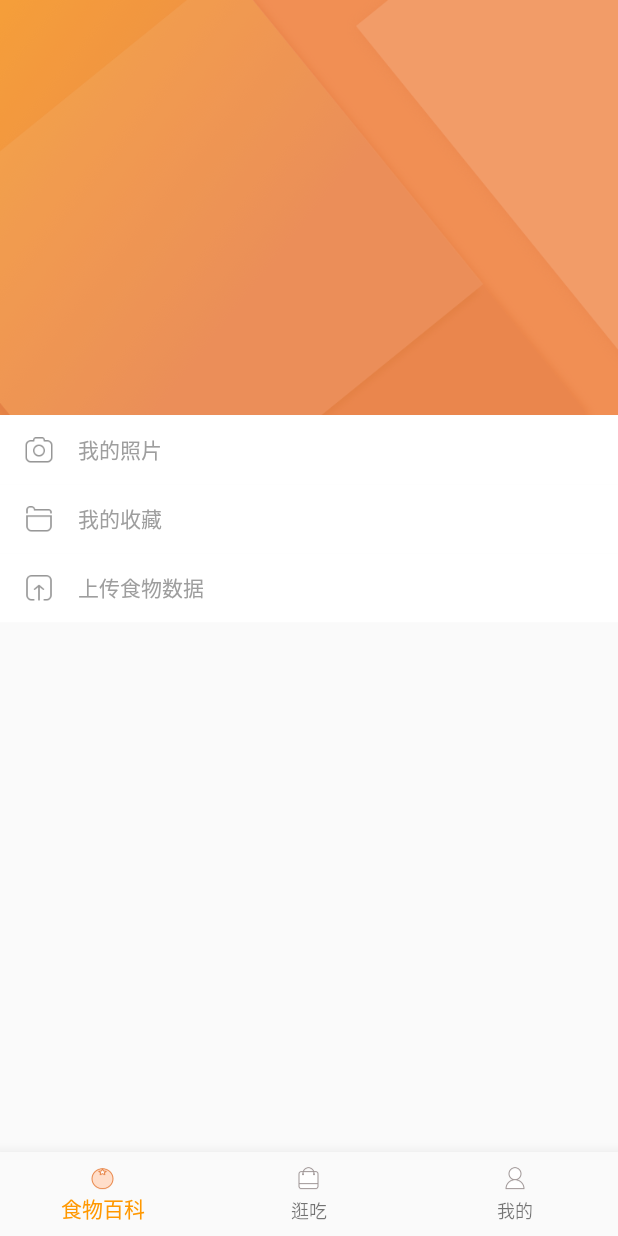
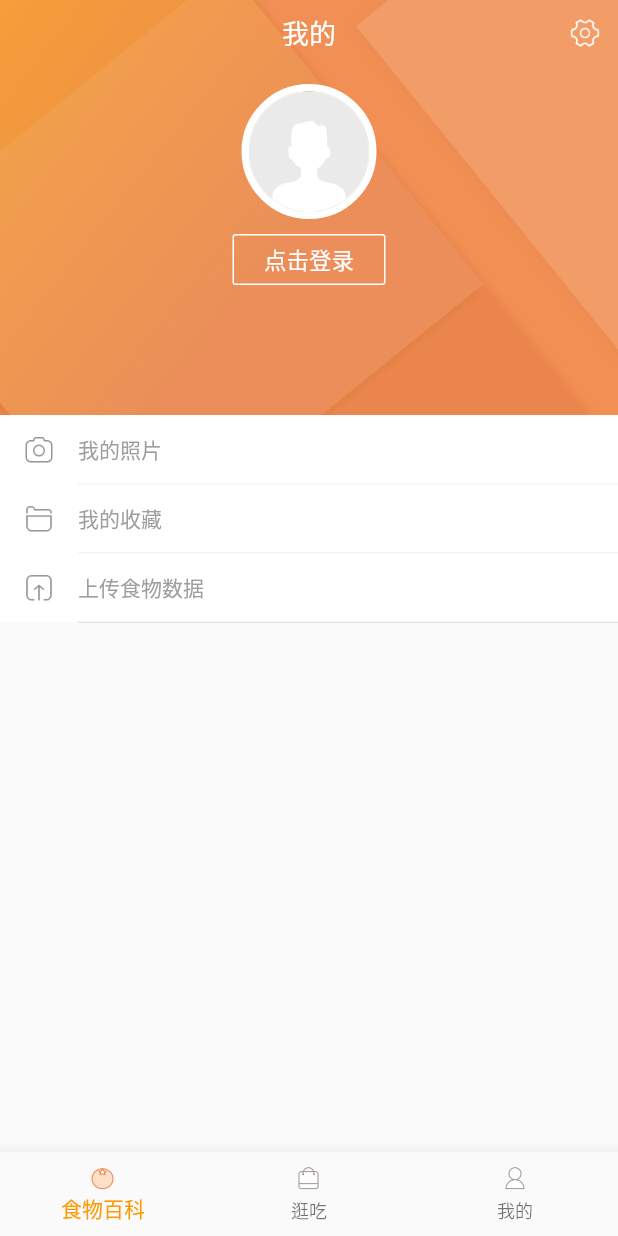
Before and after one commit to ljunb/flutter_ishiwupai, a Flutter app: the screen it shows after launch, swiped to page 3, on a phone screen of 412 x 824 dp. Run offline on Flutter 3.47's test engine with Material 2 defaults, Android fonts, the phone set to English and light mode, and no system bars; network calls fail.

Commit message:
[update] 我的页面初版done

```diff
--- a/lib/pages/me.dart
+++ b/lib/pages/me.dart
@@ -1,5 +1,7 @@
 import 'package:flutter/material.dart';
 import '../widgets/me/static_cell.dart';
+import '../widgets/me/login_button.dart';
+import '../widgets/me/avatar_button.dart';
 
 class Me extends StatefulWidget {
   static String tag = 'me_page';
@@ -12,26 +14,112 @@ class _MeState extends State<Me> with AutomaticKeepAliveClientMixin<Me> {
   @override
   bool get wantKeepAlive => true;
 
+  _handleClickSetting() {
+    print('setting');
+  }
+
+  _handleClickAvatar() {
+    print('avatar');
+  }
+
+  _handleClickLogin() {
+    print('login');
+  }
+
+  _handleClickStaticCell(StaticCellType type) {
+    switch (type) {
+      case StaticCellType.Photos:
+        break;
+      case StaticCellType.Favorites:
+        break;
+      case StaticCellType.Upload:
+        break;
+    }
+  }
+
   @override
   Widget build(BuildContext context) {
     super.build(context);
+    final screen = MediaQuery.of(context).size;
+    final statusBarH = MediaQuery.of(context).padding.top;
+
+    final navWrp = Container(
+      height: 44 + statusBarH,
+      padding: EdgeInsets.only(top: statusBarH),
+      child: Row(
+        crossAxisAlignment: CrossAxisAlignment.center,
+        children: <Widget>[
+          Container(
+            alignment: Alignment.center,
+            width: screen.width - 44 * 2,
+            height: 44,
+            margin: const EdgeInsets.only(left: 44, right: 12),
+            child: Text(
+              '我的',
+              style: const TextStyle(color: Colors.white, fontSize: 18),
+            ),
+          ),
+          GestureDetector(
+            onTap: _handleClickSetting,
+            child: Image.asset(
+              'assets/ic_my_setting.png',
+              width: 20,
+              height: 20,
+            ),
+          ),
+        ],
+      ),
+    );
+
+    final profileWrp = Container(
+      alignment: Alignment.center,
+      padding: EdgeInsets.only(top: statusBarH + 44 + 12),
+      child: Column(
+        children: <Widget>[
+          AvatarButton(
+              icon: Image.asset('assets/img_default_avatar.png',
+                  height: 80, width: 80),
+              onPress: _handleClickAvatar),
+          SizedBox(height: 10),
+          LoginButton(title: '点击登录', onPress: _handleClickLogin)
+        ],
+      ),
+    );
+
+    final headImage = Stack(
+      children: <Widget>[
+        Column(
+          children: <Widget>[
+            Image.asset('assets/img_my_navbar.png'),
+            Image.asset('assets/img_my_head.png')
+          ],
+        ),
+        navWrp,
+        profileWrp
+      ],
+    );
 
     return Container(
       child: Column(
         children: <Widget>[
-          Image.asset('assets/img_my_navbar.png'),
-          Image.asset('assets/img_my_head.png'),
+          headImage,
           StaticCell(
             iconSource: 'assets/ic_my_photos.png',
             title: '我的照片',
+            type: StaticCellType.Photos,
+            onPress: _handleClickStaticCell,
           ),
           StaticCell(
             iconSource: 'assets/ic_my_collect.png',
             title: '我的收藏',
+            type: StaticCellType.Favorites,
+            onPress: _handleClickStaticCell,
           ),
           StaticCell(
-              iconSource: 'assets/ic_my_upload.png',
-              title: '上传食物数据'
+            iconSource: 'assets/ic_my_upload.png',
+            title: '上传食物数据',
+            type: StaticCellType.Upload,
+            onPress: _handleClickStaticCell,
           )
         ],
       ),
--- /dev/null
+++ b/lib/widgets/me/avatar_button.dart
@@ -0,0 +1,23 @@
+import 'package:flutter/material.dart';
+
+class AvatarButton extends StatelessWidget {
+  AvatarButton({Key key, this.icon, this.onPress});
+
+  final Widget icon;
+  final Function onPress;
+
+  @override
+  Widget build(BuildContext context) {
+    return GestureDetector(
+      onTap: this.onPress,
+      child: Container(
+        height: 90,
+        width: 90,
+        decoration: BoxDecoration(
+            border: Border.all(color: Colors.white, width: 5),
+            borderRadius: BorderRadius.all(Radius.circular(45))),
+        child: this.icon,
+      ),
+    );
+  }
+}
--- /dev/null
+++ b/lib/widgets/me/login_button.dart
@@ -0,0 +1,25 @@
+import 'package:flutter/material.dart';
+
+class LoginButton extends StatelessWidget {
+  LoginButton({Key key, this.title, this.onPress});
+
+  final String title;
+  final Function onPress;
+
+  @override
+  Widget build(BuildContext context) {
+    return GestureDetector(
+      onTap: this.onPress,
+      child: Container(
+        padding: const EdgeInsets.fromLTRB(20, 5, 20, 5),
+        decoration: BoxDecoration(
+            border: Border.all(color: Colors.white, width: 1),
+            borderRadius: BorderRadius.all(Radius.circular(2))),
+        child: Text(
+          this.title,
+          style: TextStyle(color: Colors.white, fontSize: 15),
+        ),
+      ),
+    );
+  }
+}
--- a/lib/widgets/me/static_cell.dart
+++ b/lib/widgets/me/static_cell.dart
@@ -1,44 +1,46 @@
 import 'package:flutter/material.dart';
 
+enum StaticCellType {
+  Photos,
+  Favorites,
+  Upload
+}
+
 class StaticCell extends StatelessWidget {
-  StaticCell({Key key, this.iconSource, this.title, this.onPress});
+  StaticCell({Key key, this.iconSource, this.title, this.type, this.onPress});
 
   final String iconSource;
   final String title;
+  final StaticCellType type;
   final Function onPress;
 
   @override
   Widget build(BuildContext context) {
     return GestureDetector(
-      onTap: this.onPress,
-      child: Container(
-        height: 46,
-        color: Colors.white,
-        child: Row(
-          children: <Widget>[
-            Padding(
-              padding: const EdgeInsets.only(right: 16, left: 16),
-              child: Image.asset(this.iconSource, width: 20, height: 20),
+      onTap: () => this.onPress(this.type),
+      child: Column(
+        children: <Widget>[
+          Container(
+            height: 46,
+            color: Colors.white,
+            alignment: Alignment.center,
+            padding: const EdgeInsets.only(left: 16),
+            child: Container(
+              child: Row(
+                children: <Widget>[
+                  Image.asset(this.iconSource, width: 20, height: 20),
+                  SizedBox(width: 16),
+                  Text(this.title, style: TextStyle(color: Colors.grey))
+                ],
+              ),
             ),
-            Stack(
-              children: <Widget>[
-                Container(
-                  height: 46,
-                  width: MediaQuery.of(context).size.width - 16 * 2 - 20,
-                  alignment: Alignment.centerLeft,
-//                  decoration: const BoxDecoration(
-//                      border: Border(
-//                          bottom: BorderSide(color: Color(0xffd9d9d9), width: 1)
-//                      )
-//                  ),
-                  child: Text(this.title, style: TextStyle(color: Colors.grey)),
-                ),
-//Container(height: 2, color: Colors.red,)
-                Divider(color: Color(0xffd9d9d9), height: 1,)
-              ],
-            ),
-          ],
-        ),
+          ),
+          Divider(
+            color: Color(0xffd9d9d9),
+            indent: 32 + 20.0,
+            height: 0,
+          )
+        ],
       ),
     );
   }
--- a/pubspec.yaml
+++ b/pubspec.yaml
@@ -58,6 +58,8 @@ flutter:
     - assets/ic_my_photos.png
     - assets/ic_my_collect.png
     - assets/ic_my_upload.png
+    - assets/ic_my_setting.png
+    - assets/img_default_avatar.png
 
   # To add assets to your application, add an assets section, like this:
   # assets:
```
